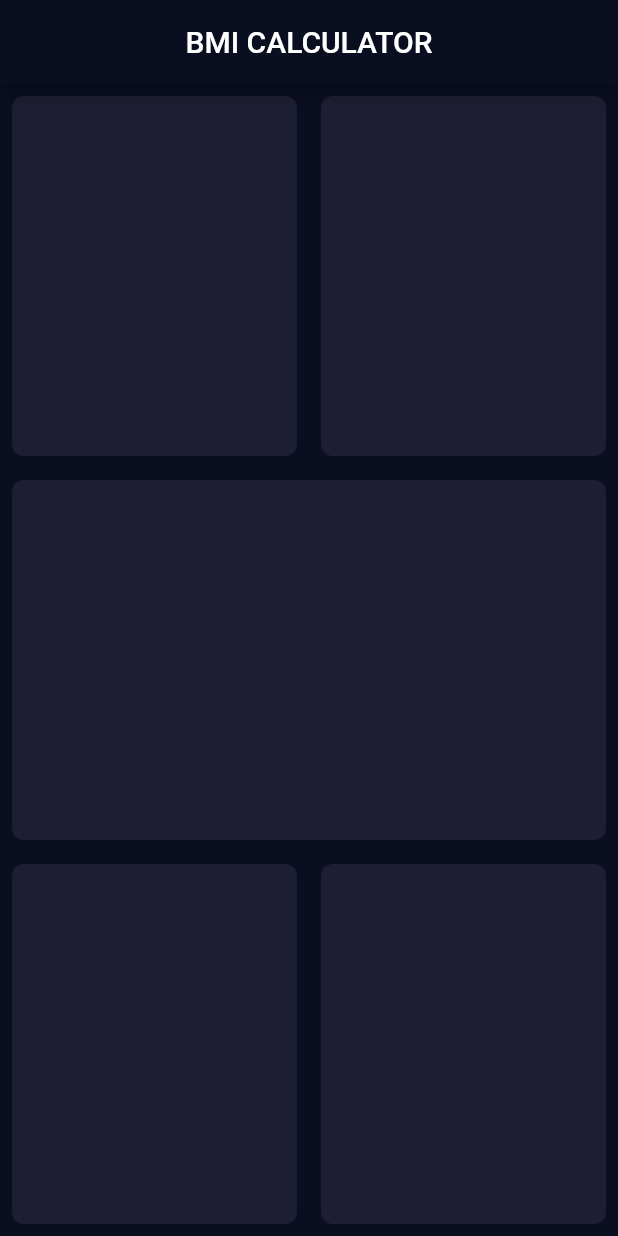
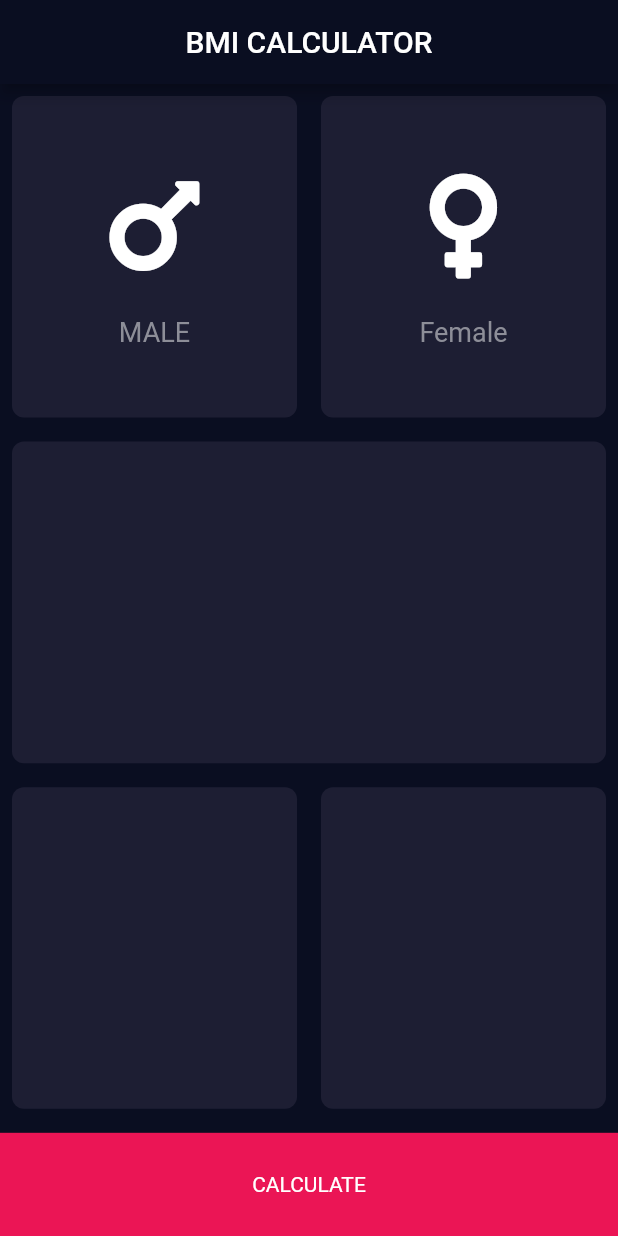
Before and after one commit to shivam05241/BMI-Calculator, a Flutter app: the screen it shows after launch, on a phone screen of 412 x 824 dp. Run offline on Flutter 3.47's test engine with Material 2 defaults, Android fonts, the phone set to English and light mode, and no system bars; our stand-ins replace font_awesome_flutter.

Commit message:
custom widget added

```diff
--- a/lib/homePage.dart
+++ b/lib/homePage.dart
@@ -1,4 +1,5 @@
 import 'package:flutter/material.dart';
+import 'package:font_awesome_flutter/font_awesome_flutter.dart';
 
 class HomePage extends StatefulWidget {
   @override
@@ -17,20 +18,83 @@ class _HomePageState extends State<HomePage> {
       body: Column(
         children: [
           Expanded(
+            flex: 3,
             child: Row(
               children: [
-                CustomContainer(colour: secondryColor),
-                CustomContainer(colour: secondryColor),
+                CustomContainer(
+                  flex: 1,
+                  colour: secondryColor,
+                  customChild: Column(
+                    mainAxisAlignment: MainAxisAlignment.center,
+                    children: [
+                      Icon(
+                        FontAwesomeIcons.mars,
+                        size: 80,
+                      ),
+                      SizedBox(
+                        height: 20,
+                      ),
+                      Text(
+                        "MALE",
+                        style: TextStyle(
+                          fontSize: 18,
+                          color: Color(0xFF8D8E98),
+                        ),
+                      ),
+                    ],
+                  ),
+                ),
+                CustomContainer(
+                  flex: 1,
+                  colour: secondryColor,
+                  customChild: Column(
+                    mainAxisAlignment: MainAxisAlignment.center,
+                    children: [
+                      Icon(
+                        FontAwesomeIcons.venus,
+                        size: 80,
+                      ),
+                      SizedBox(
+                        height: 20,
+                      ),
+                      Text(
+                        "Female",
+                        style: TextStyle(
+                          fontSize: 18,
+                          color: Color(0xFF8D8E98),
+                        ),
+                      ),
+                    ],
+                  ),
+                ),
               ],
             ),
           ),
-          CustomContainer(colour: secondryColor),
+          CustomContainer(
+            colour: secondryColor,
+            flex: 3,
+          ),
           Expanded(
+            flex: 3,
             child: Row(
               children: [
-                CustomContainer(colour: secondryColor),
-                CustomContainer(colour: secondryColor),
+                CustomContainer(
+                  colour: secondryColor,
+                  flex: 1,
+                ),
+                CustomContainer(
+                  colour: secondryColor,
+                  flex: 1,
+                ),
               ],
+            ),
+          ),
+          Expanded(
+            flex: 1,
+            child: Container(
+              margin: EdgeInsets.only(top: 8),
+              color: Color(0xFFEB1555),
+              child: Center(child: Text("CALCULATE")),
             ),
           ),
         ],
@@ -40,17 +104,21 @@ class _HomePageState extends State<HomePage> {
 }
 
 class CustomContainer extends StatelessWidget {
-  CustomContainer({@required this.colour});
+  CustomContainer({@required this.colour, this.customChild, this.flex});
   final Color colour;
+  final Widget customChild;
+  int flex;
   @override
   Widget build(BuildContext context) {
     return Expanded(
+      flex: flex,
       child: Container(
         decoration: BoxDecoration(
           borderRadius: BorderRadius.circular(8),
           color: colour,
         ),
         margin: EdgeInsets.all(8),
+        child: customChild,
       ),
     );
   }
--- a/pubspec.yaml
+++ b/pubspec.yaml
@@ -28,6 +28,7 @@ dependencies:
   # The following adds the Cupertino Icons font to your application.
   # Use with the CupertinoIcons class for iOS style icons.
   cupertino_icons: ^1.0.2
+  font_awesome_flutter: ^9.0.0
 
 dev_dependencies:
   flutter_test:
```
Also changed, not shown: pubspec.lock.
